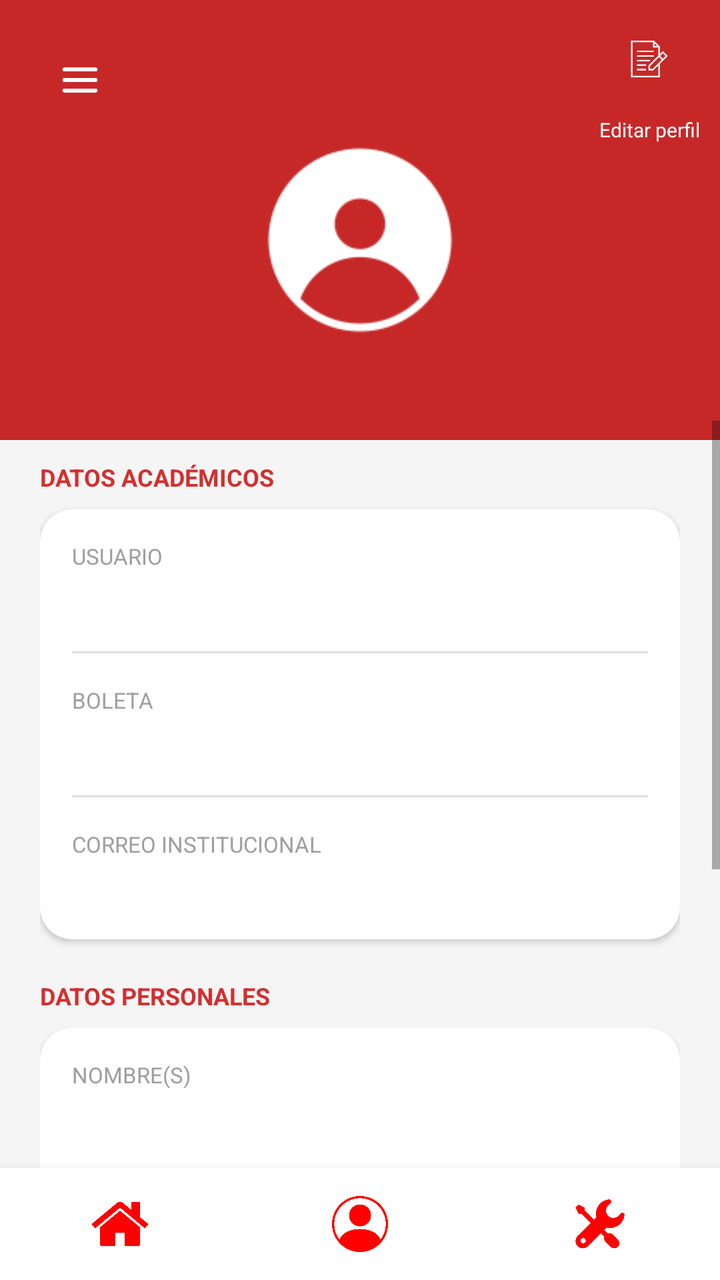
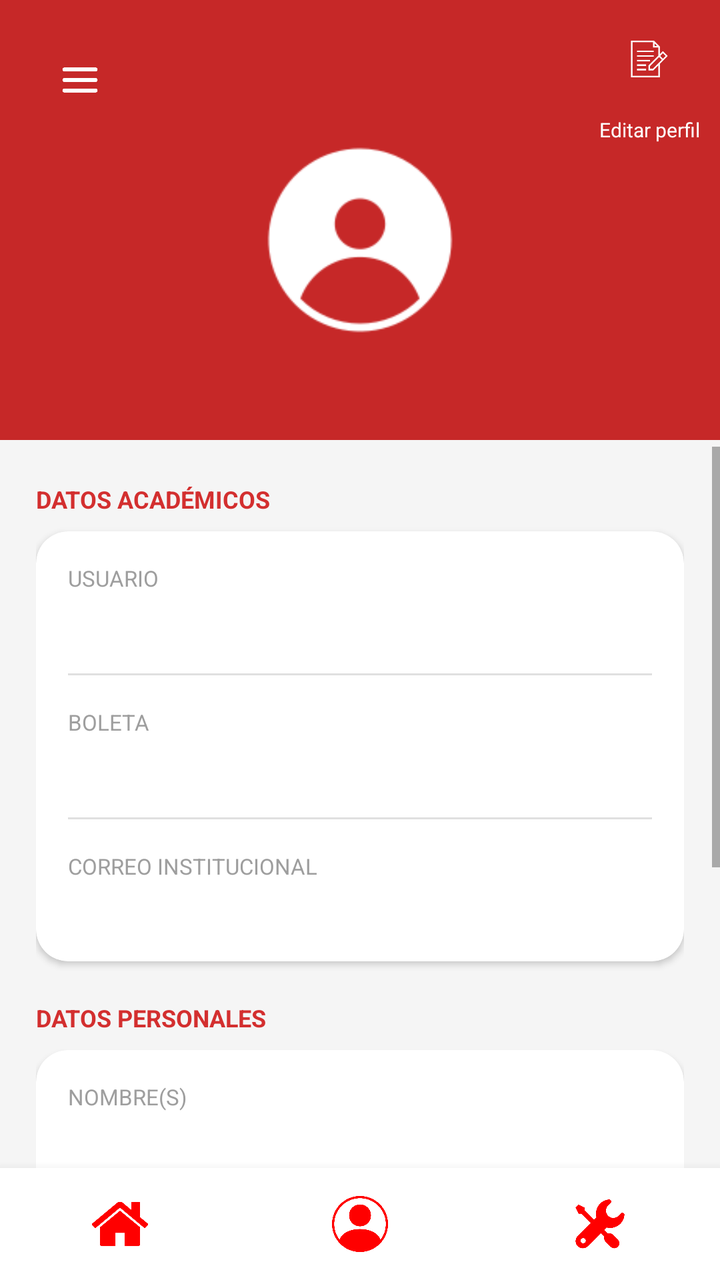

An Android layout rendered at two revisions. The XML below is the earlier revision; the diff shows what the commit changed to produce the second picture.
<!-- AndroidManifest.xml: application theme Theme.ActivaESCOM -->
<!-- res/layout/activity_perfil.xml -->
<?xml version="1.0" encoding="utf-8"?>
<androidx.drawerlayout.widget.DrawerLayout xmlns:android="http://schemas.android.com/apk/res/android"
    xmlns:app="http://schemas.android.com/apk/res-auto"
    android:id="@+id/drawerLayout"
    android:layout_width="match_parent"
    android:layout_height="match_parent">

    <androidx.constraintlayout.widget.ConstraintLayout
        android:layout_width="match_parent"
        android:layout_height="match_parent"
        android:background="@color/gray_background">

        
        <View
            android:id="@+id/header_bg"
            android:layout_width="match_parent"
            android:layout_height="220dp"
            android:background="@color/red_1"
            app:layout_constraintTop_toTopOf="parent" />

        <ImageButton
            android:id="@+id/btnHamburguesa"
            android:layout_width="48dp"
            android:layout_height="48dp"
            android:background="@color/red_1"
            android:padding="8dp"
            android:scaleType="fitCenter"
            android:src="@drawable/navigation"
            android:layout_marginStart="16dp"
            android:layout_marginTop="16dp"
            app:layout_constraintStart_toStartOf="parent"
            app:layout_constraintTop_toTopOf="parent" />

        <LinearLayout
            android:id="@+id/layoutEditarPerfil"
            android:layout_width="wrap_content"
            android:layout_height="wrap_content"
            android:layout_marginEnd="10dp"
            android:layout_marginTop="20dp"
            android:gravity="center"
            android:orientation="vertical"
            android:clickable="true"
            android:focusable="true"
            android:background="?attr/selectableItemBackgroundBorderless"
            app:layout_constraintEnd_toEndOf="parent"
            app:layout_constraintTop_toTopOf="parent">

            <ImageView
                android:layout_width="38dp"
                android:layout_height="38dp"
                android:src="@drawable/edit_profile"
                app:tint="@color/white" />

            <TextView
                android:layout_width="wrap_content"
                android:layout_height="wrap_content"
                android:text="Editar perfil"
                android:textColor="@color/white"
                android:textSize="10sp" />
        </LinearLayout>

        <FrameLayout
            android:id="@+id/frameAvatar"
            android:layout_width="100dp"
            android:layout_height="100dp"
            android:layout_marginTop="70dp"
            android:background="@color/red_800"
            app:layout_constraintEnd_toEndOf="parent"
            app:layout_constraintStart_toStartOf="parent"
            app:layout_constraintTop_toTopOf="parent">

            <ImageView
                android:id="@+id/imgPerfil"
                android:layout_width="match_parent"
                android:layout_height="match_parent"
                android:scaleType="centerCrop"
                android:src="@drawable/profile_default"
                app:tint="@color/white" />
        </FrameLayout>

        
        <TextView
            android:id="@+id/tvNombreCompleto"
            android:layout_width="wrap_content"
            android:layout_height="wrap_content"
            android:layout_marginTop="8dp"
            android:textColor="@color/white"
            android:textSize="18sp"
            android:textStyle="bold"
            android:text=""
            app:layout_constraintEnd_toEndOf="parent"
            app:layout_constraintStart_toStartOf="parent"
            app:layout_constraintTop_toBottomOf="@id/frameAvatar" />

        
        <ScrollView
            android:layout_width="match_parent"
            android:layout_height="0dp"
            android:layout_marginTop="8dp"
            app:layout_constraintTop_toBottomOf="@id/tvNombreCompleto"
            app:layout_constraintBottom_toTopOf="@id/bottomNavBar">

            <LinearLayout
                android:layout_width="match_parent"
                android:layout_height="wrap_content"
                android:orientation="vertical"
                android:padding="20dp">

                <TextView
                    android:layout_width="wrap_content"
                    android:layout_height="wrap_content"
                    android:layout_marginBottom="8dp"
                    android:text="DATOS ACADÉMICOS"
                    android:textColor="@color/red_4"
                    android:textSize="12sp"
                    android:textStyle="bold" />

                <androidx.cardview.widget.CardView
                    android:layout_width="match_parent"
                    android:layout_height="wrap_content"
                    android:layout_marginBottom="20dp"
                    app:cardCornerRadius="16dp"
                    app:cardElevation="2dp">

                    <LinearLayout
                        android:layout_width="match_parent"
                        android:layout_height="wrap_content"
                        android:orientation="vertical">

                        
                        <LinearLayout
                            android:layout_width="match_parent"
                            android:layout_height="wrap_content"
                            android:orientation="vertical"
                            android:padding="16dp">

                            <TextView
                                android:layout_width="wrap_content"
                                android:layout_height="wrap_content"
                                android:text="USUARIO"
                                android:textColor="@color/gray_text"
                                android:textSize="11sp" />

                            <TextView
                                android:id="@+id/tvUsuario"
                                android:layout_width="wrap_content"
                                android:layout_height="wrap_content"
                                android:layout_marginTop="4dp"
                                android:text=""
                                android:textColor="@color/black"
                                android:textSize="15sp" />
                        </LinearLayout>

                        <View
                            android:layout_width="match_parent"
                            android:layout_height="1dp"
                            android:layout_marginHorizontal="16dp"
                            android:background="@color/gray_light" />

                        
                        <LinearLayout
                            android:layout_width="match_parent"
                            android:layout_height="wrap_content"
                            android:orientation="vertical"
                            android:padding="16dp">

                            <TextView
                                android:layout_width="wrap_content"
                                android:layout_height="wrap_content"
                                android:text="BOLETA"
                                android:textColor="@color/gray_text"
                                android:textSize="11sp" />

                            <TextView
                                android:id="@+id/tvBoleta"
                                android:layout_width="wrap_content"
                                android:layout_height="wrap_content"
                                android:layout_marginTop="4dp"
                                android:text=""
                                android:textColor="@color/black"
                                android:textSize="15sp" />
                        </LinearLayout>

                        <View
                            android:layout_width="match_parent"
                            android:layout_height="1dp"
                            android:layout_marginHorizontal="16dp"
                            android:background="@color/gray_light" />

                        
                        <LinearLayout
                            android:layout_width="match_parent"
                            android:layout_height="wrap_content"
                            android:orientation="vertical"
                            android:padding="16dp">

                            <TextView
                                android:layout_width="wrap_content"
                                android:layout_height="wrap_content"
                                android:text="CORREO INSTITUCIONAL"
                                android:textColor="@color/gray_text"
                                android:textSize="11sp" />

                            <TextView
                                android:id="@+id/tvCorreo"
                                android:layout_width="wrap_content"
                                android:layout_height="wrap_content"
                                android:layout_marginTop="4dp"
                                android:text=""
                                android:textColor="@color/black"
                                android:textSize="15sp" />
                        </LinearLayout>
                    </LinearLayout>
                </androidx.cardview.widget.CardView>

                
                <TextView
                    android:layout_width="wrap_content"
                    android:layout_height="wrap_content"
                    android:layout_marginBottom="8dp"
                    android:text="DATOS PERSONALES"
                    android:textColor="@color/red_4"
                    android:textSize="12sp"
                    android:textStyle="bold" />

                <androidx.cardview.widget.CardView
                    android:layout_width="match_parent"
                    android:layout_height="wrap_content"
                    android:layout_marginBottom="20dp"
                    app:cardCornerRadius="16dp"
                    app:cardElevation="2dp">

                    <LinearLayout
                        android:layout_width="match_parent"
                        android:layout_height="wrap_content"
                        android:orientation="vertical">

                        
                        <LinearLayout
                            android:layout_width="match_parent"
                            android:layout_height="wrap_content"
                            android:orientation="vertical"
                            android:padding="16dp">

                            <TextView
                                android:layout_width="wrap_content"
                                android:layout_height="wrap_content"
                                android:text="NOMBRE(S)"
                                android:textColor="@color/gray_text"
                                android:textSize="11sp" />

                            <TextView
                                android:id="@+id/tvNombre"
                                android:layout_width="wrap_content"
                                android:layout_height="wrap_content"
                                android:layout_marginTop="4dp"
                                android:text=""
                                android:textColor="@color/black"
                                android:textSize="15sp" />
                        </LinearLayout>

                        <View
                            android:layout_width="match_parent"
                            android:layout_height="1dp"
                            android:layout_marginHorizontal="16dp"
                            android:background="@color/gray_light" />

                        
                        <LinearLayout
                            android:layout_width="match_parent"
                            android:layout_height="wrap_content"
                            android:orientation="vertical"
                            android:padding="16dp">

                            <TextView
                                android:layout_width="wrap_content"
                                android:layout_height="wrap_content"
                                android:text="APELLIDO(S)"
                                android:textColor="@color/gray_text"
                                android:textSize="11sp" />

                            <TextView
                                android:id="@+id/tvApellido"
                                android:layout_width="wrap_content"
                                android:layout_height="wrap_content"
                                android:layout_marginTop="4dp"
                                android:text=""
                                android:textColor="@color/black"
                                android:textSize="15sp" />
                        </LinearLayout>

                        <View
                            android:layout_width="match_parent"
                            android:layout_height="1dp"
                            android:layout_marginHorizontal="16dp"
                            android:background="@color/gray_light" />

                        
                        <LinearLayout
                            android:layout_width="match_parent"
                            android:layout_height="wrap_content"
                            android:orientation="vertical"
                            android:padding="16dp">

                            <TextView
                                android:layout_width="wrap_content"
                                android:layout_height="wrap_content"
                                android:text="FECHA DE NACIMIENTO"
                                android:textColor="@color/gray_text"
                                android:textSize="11sp" />

                            <TextView
                                android:id="@+id/tvFechaNacimiento"
                                android:layout_width="wrap_content"
                                android:layout_height="wrap_content"
                                android:layout_marginTop="4dp"
                                android:text=""
                                android:textColor="@color/black"
                                android:textSize="15sp" />
                        </LinearLayout>
                    </LinearLayout>
                </androidx.cardview.widget.CardView>

                
                <Button
                    android:id="@+id/btnCambiarPassword"
                    android:layout_width="match_parent"
                    android:layout_height="56dp"
                    android:layout_marginBottom="8dp"
                    android:backgroundTint="@color/white"
                    android:text="Cambiar contraseña"
                    android:textColor="@color/red_1"
                    android:textStyle="bold"
                    style="?android:attr/borderlessButtonStyle"/>

            </LinearLayout>
        </ScrollView>

        <include
            android:id="@+id/bottomNavBar"
            layout="@layout/bottom_navigation"
            android:layout_width="match_parent"
            android:layout_height="56dp"
            app:layout_constraintBottom_toBottomOf="parent"
            app:layout_constraintEnd_toEndOf="parent"
            app:layout_constraintStart_toStartOf="parent" />

    </androidx.constraintlayout.widget.ConstraintLayout>

    <com.google.android.material.navigation.NavigationView
        android:id="@+id/navigationView"
        android:layout_width="wrap_content"
        android:layout_height="match_parent"
        android:layout_gravity="start"
        android:background="@color/white"
        app:headerLayout="@layout/nav_header"
        app:menu="@menu/nav_menu" />

</androidx.drawerlayout.widget.DrawerLayout>
<!-- res/layout/bottom_navigation.xml (included above) -->
<?xml version="1.0" encoding="utf-8"?>
<LinearLayout xmlns:android="http://schemas.android.com/apk/res/android"
    android:id="@+id/bottomNavBar"
    android:layout_width="match_parent"
    android:layout_height="56dp"
    android:orientation="horizontal"
    android:background="@color/white"
    android:elevation="8dp">

    <ImageButton
        android:id="@+id/navInicio"
        android:layout_width="0dp"
        android:layout_height="match_parent"
        android:layout_weight="1"
        android:src="@drawable/home"
        android:background="?attr/selectableItemBackgroundBorderless"
        android:scaleType="fitCenter"
        android:padding="14dp" />
    <ImageButton
    android:id="@+id/navPerfil"
    android:layout_width="0dp"
    android:layout_height="match_parent"
    android:layout_weight="1"
    android:src="@drawable/profile"
    android:background="?attr/selectableItemBackgroundBorderless"
    android:scaleType="fitCenter"
    android:padding="14dp" />
    <ImageButton
    android:id="@+id/navConfig"
    android:layout_width="0dp"
    android:layout_height="match_parent"
    android:layout_weight="1"
    android:src="@drawable/settings"
    android:background="?attr/selectableItemBackgroundBorderless"
    android:scaleType="fitCenter"
    android:padding="14dp" /> </LinearLayout>
<!-- res/layout/nav_header.xml (included above) -->
<?xml version="1.0" encoding="utf-8"?>
<LinearLayout xmlns:android="http://schemas.android.com/apk/res/android"
    android:layout_width="match_parent"
    android:layout_height="match_parent"
    android:orientation="vertical"
    android:background="@color/white">

    <LinearLayout
        android:layout_width="311dp"
        android:layout_height="180dp"
        android:background="@color/red_900"
        android:gravity="bottom"
        android:orientation="vertical"
        android:padding="20dp">

        <ImageView
            android:layout_width="60dp"
            android:layout_height="60dp"
            android:src="@drawable/navigation"
            android:tint="@color/white" />

        <TextView
            android:layout_width="wrap_content"
            android:layout_height="wrap_content"
            android:layout_marginTop="12dp"
            android:text="ActivaESCOM"
            android:textColor="@color/white"
            android:textSize="20sp"
            android:textStyle="bold" />

        <TextView
            android:layout_width="wrap_content"
            android:layout_height="wrap_content"
            android:text="Ingeniería en Sistemas"
            android:textColor="@color/red_300"
            android:textSize="14sp" />
    </LinearLayout>

    <LinearLayout
        android:layout_width="310dp"
        android:layout_height="wrap_content"
        android:orientation="vertical"
        android:paddingTop="15dp">

        <TextView
            android:id="@+id/menu_actividad"
            android:layout_width="match_parent"
            android:layout_height="wrap_content"
            android:background="?attr/selectableItemBackground"
            android:clickable="true"
            android:focusable="true"
            android:padding="16dp"
            android:text="🏠  Actividad"
            android:textColor="@color/black"
            android:textSize="16sp" />

        <TextView
            android:id="@+id/menu_progreso"
            android:layout_width="match_parent"
            android:layout_height="wrap_content"
            android:background="?attr/selectableItemBackground"
            android:clickable="true"
            android:focusable="true"
            android:padding="16dp"
            android:text="📈  Progreso semanal"
            android:textColor="@color/black"
            android:textSize="16sp" />

        <TextView
            android:id="@+id/menu_carrera"
            android:layout_width="match_parent"
            android:layout_height="wrap_content"
            android:background="?attr/selectableItemBackground"
            android:clickable="true"
            android:focusable="true"
            android:padding="16dp"
            android:text="🏃  Carrera matutina"
            android:textColor="@color/black"
            android:textSize="16sp" />

        <TextView
            android:id="@+id/menu_nuevo"
            android:layout_width="match_parent"
            android:layout_height="wrap_content"
            android:background="?attr/selectableItemBackground"
            android:clickable="true"
            android:focusable="true"
            android:padding="16dp"
            android:text="💪  Nuevo entrenamiento"
            android:textColor="@color/black"
            android:textSize="16sp" />

        
        <TextView
            android:id="@+id/menu_config"
            android:layout_width="match_parent"
            android:layout_height="wrap_content"
            android:background="?attr/selectableItemBackground"
            android:clickable="true"
            android:focusable="true"
            android:padding="16dp"
            android:text="⚙️  Configuración"
            android:textColor="@color/black"
            android:textSize="16sp" />

        <View
            android:layout_width="match_parent"
            android:layout_height="1dp"
            android:layout_marginHorizontal="16dp"
            android:layout_marginTop="8dp"
            android:background="@color/gray_light" />

        
        <TextView
            android:id="@+id/menu_logout"
            android:layout_width="match_parent"
            android:layout_height="wrap_content"
            android:background="?attr/selectableItemBackground"
            android:clickable="true"
            android:focusable="true"
            android:padding="16dp"
            android:text="🚪  Cerrar sesión"
            android:textColor="@color/red_900"
            android:textSize="16sp" />
    </LinearLayout>
</LinearLayout>
<!-- resources referenced by this layout -->
<resources>
  <color name="black">#FF000000</color>
  <color name="gray_background">#F5F5F5</color>
  <color name="gray_light">#E0E0E0</color>
  <color name="gray_text">#9E9E9E</color>
  <color name="red_1">#C62828</color>
  <color name="red_300">#EF9A9A</color>
  <color name="red_4">#D32F2F</color>
  <color name="red_800">#C62828</color>
  <color name="red_900">#B71C1C</color>
  <color name="white">#FFFFFFFF</color>
  <!-- drawable edit_profile: png bitmap (drawable, 4438 bytes) -->
  <!-- drawable home: png bitmap (drawable, 15478 bytes) -->
  <!-- drawable navigation: png bitmap (drawable, 8970 bytes) -->
  <!-- drawable profile: png bitmap (drawable, 22269 bytes) -->
  <!-- drawable profile_default: png bitmap (drawable, 6470 bytes) -->
  <!-- drawable settings: png bitmap (drawable, 18368 bytes) -->
  <style name="Theme.ActivaESCOM" parent="Base.Theme.ActivaESCOM">
      </style>
  <style name="Base.Theme.ActivaESCOM" parent="Theme.MaterialComponents.DayNight.NoActionBar">
      </style>
</resources>

<!-- the commit's change to res/layout/activity_perfil.xml (unified diff, before → after) -->
@@ -96,7 +96,7 @@
         <ScrollView
             android:layout_width="match_parent"
             android:layout_height="0dp"
-            android:layout_marginTop="8dp"
+            android:layout_marginTop="21dp"
             app:layout_constraintTop_toBottomOf="@id/tvNombreCompleto"
             app:layout_constraintBottom_toTopOf="@id/bottomNavBar">
 
@@ -104,7 +104,7 @@
                 android:layout_width="match_parent"
                 android:layout_height="wrap_content"
                 android:orientation="vertical"
-                android:padding="20dp">
+                android:padding="18dp">
 
                 <TextView
                     android:layout_width="wrap_content"
@@ -420,7 +420,7 @@
             android:layout_width="wrap_content"
             android:layout_height="wrap_content"
             android:layout_marginTop="12dp"
-            android:text="ActivaESCOM"
+            android:text="EntrenaIPN"
             android:textColor="@color/white"
             android:textSize="20sp"
             android:textStyle="bold" />
@@ -428,7 +428,7 @@
         <TextView
             android:layout_width="wrap_content"
             android:layout_height="wrap_content"
-            android:text="Ingeniería en Sistemas"
+            android:text="Ingeniería en Sistemas Computacionales"
             android:textColor="@color/red_300"
             android:textSize="14sp" />
     </LinearLayout>
